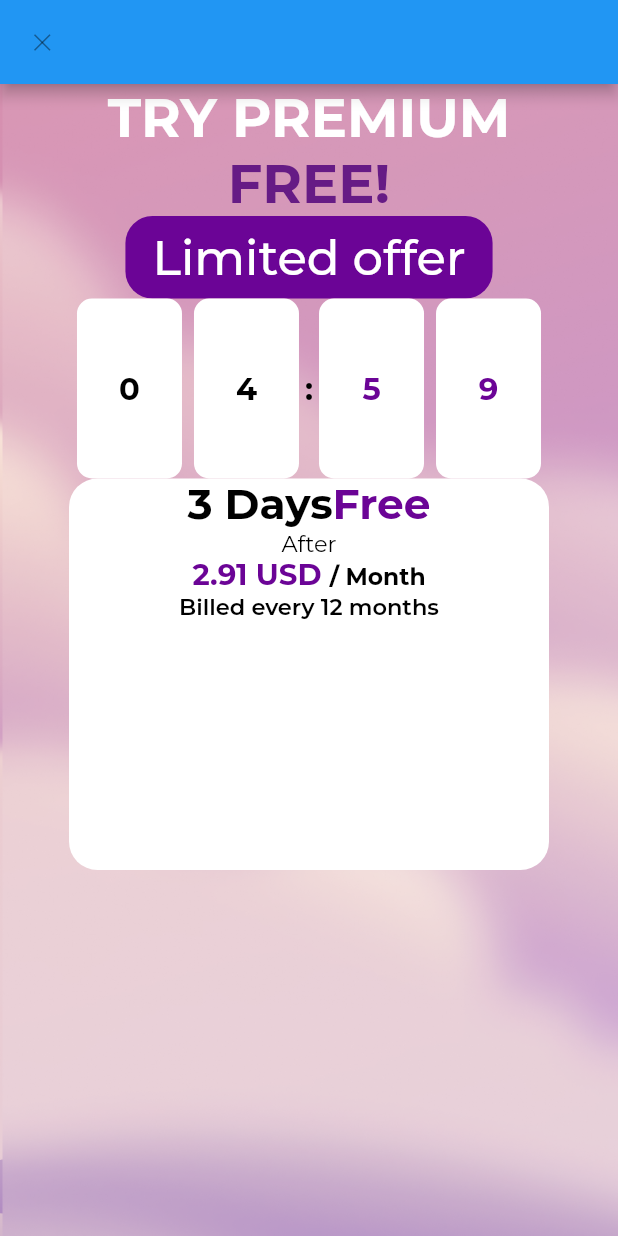
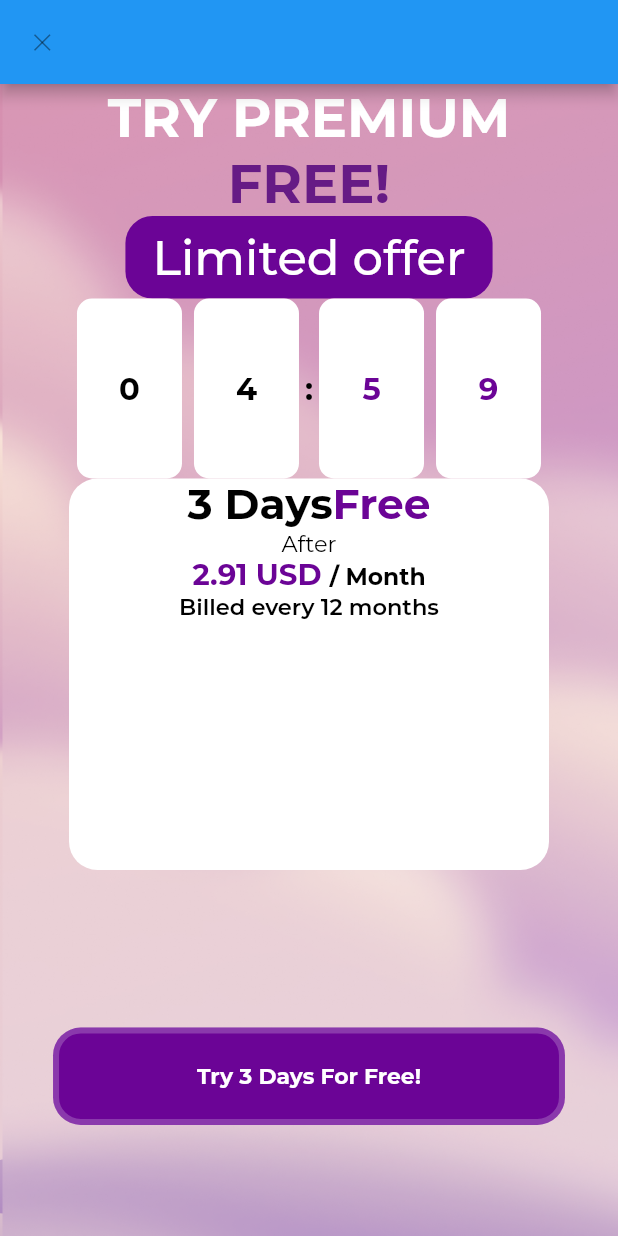
Before and after one commit to Umidjon-18/project_ui, a Flutter app: the screen it shows after launch, on a phone screen of 412 x 824 dp. Run offline on Flutter 3.47's test engine with Material 2 defaults, Android fonts, the phone set to English and light mode, and no system bars; our stand-ins replace flutter_screenutil, flutter_svg; project files that could hold a hidden picture were left out.

Commit message:
added button

```diff
--- a/lib/presentation/pages/premium/premium_page.dart
+++ b/lib/presentation/pages/premium/premium_page.dart
@@ -8,6 +8,8 @@ import 'package:project_ui/config/constants/app_colors.dart';
 import 'package:project_ui/config/constants/app_decorations.dart';
 import 'package:project_ui/config/constants/app_text_styles.dart';
 import 'package:project_ui/config/constants/assets.dart';
+
+import '../../components/custom_button.dart';
 
 class PremiumPage extends StatefulWidget {
   const PremiumPage({super.key});
@@ -144,6 +146,7 @@ class _PremiumPageState extends State<PremiumPage> {
                       ],
                     ),
                   ),
+                  const CustomButton(buttonName: "Try 3 Days For Free!"),
                 ],
               ),
             ),
```
